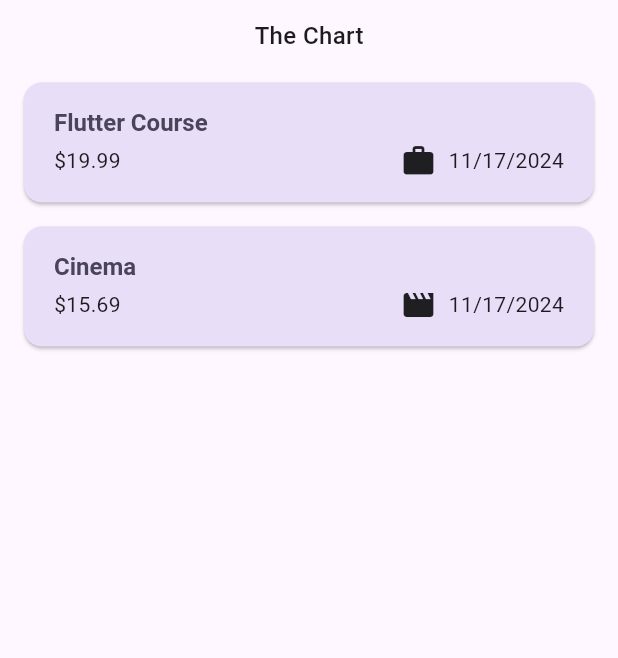
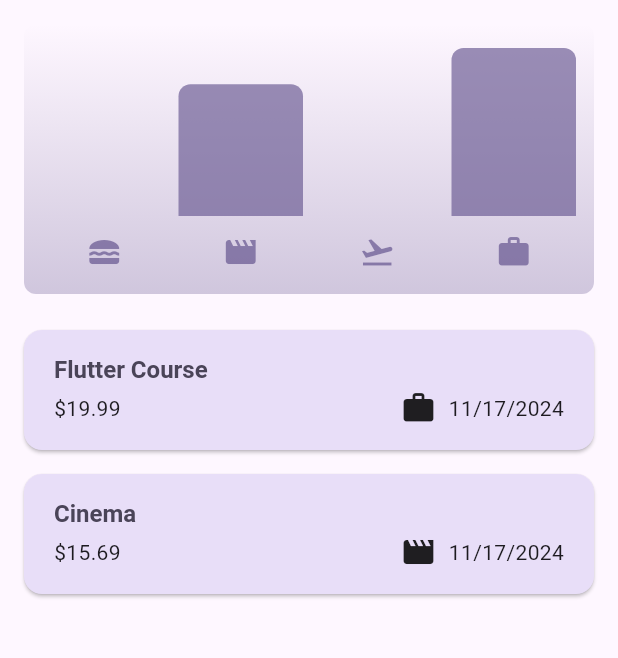
Before and after one commit to FadrialR/expense_tracker_app_flutter, a Flutter app: the screen it shows after launch, on a phone screen of 412 x 824 dp, the part 84-742 px from its top. Run offline on Flutter 3.47's test engine with Material 3 defaults, Android fonts, the phone set to English and light mode, and no system bars.

Commit message:
Adding chart widgets

```diff
--- /dev/null
+++ b/lib/widgets/chart/chart.dart
@@ -0,0 +1,94 @@
+import 'package:expense_tracker_app/models/expense.dart';
+import 'package:expense_tracker_app/widgets/chart/chart_bar..dart';
+import 'package:flutter/material.dart';
+
+class Chart extends StatelessWidget {
+  const Chart({super.key, required this.expenses});
+
+  final List<Expense> expenses;
+
+  List<ExpenseBucket> get buckets {
+    return [
+      ExpenseBucket.forCategory(expenses, Category.food),
+      ExpenseBucket.forCategory(expenses, Category.leisure),
+      ExpenseBucket.forCategory(expenses, Category.travel),
+      ExpenseBucket.forCategory(expenses, Category.work),
+    ];
+  }
+
+  double get maxTotalExpense {
+    double maxTotalExpense = 0;
+
+    for (final bucket in buckets) {
+      if (bucket.totalExpenses > maxTotalExpense) {
+        maxTotalExpense = bucket.totalExpenses;
+      }
+    }
+
+    return maxTotalExpense;
+  }
+
+  @override
+  Widget build(BuildContext context) {
+    final isDarkMode =
+        MediaQuery.of(context).platformBrightness == Brightness.dark;
+    return Container(
+      margin: const EdgeInsets.all(16),
+      padding: const EdgeInsets.symmetric(
+        vertical: 16,
+        horizontal: 8,
+      ),
+      width: double.infinity,
+      height: 180,
+      decoration: BoxDecoration(
+        borderRadius: BorderRadius.circular(8),
+        gradient: LinearGradient(
+          colors: [
+            Theme.of(context).colorScheme.primary.withOpacity(0.3),
+            Theme.of(context).colorScheme.primary.withOpacity(0.0)
+          ],
+          begin: Alignment.bottomCenter,
+          end: Alignment.topCenter,
+        ),
+      ),
+      child: Column(
+        children: [
+          Expanded(
+            child: Row(
+              crossAxisAlignment: CrossAxisAlignment.end,
+              children: [
+                for (final bucket in buckets) // alternative to map()
+                  ChartBar(
+                    fill: bucket.totalExpenses == 0
+                        ? 0
+                        : bucket.totalExpenses / maxTotalExpense,
+                  )
+              ],
+            ),
+          ),
+          const SizedBox(height: 12),
+          Row(
+            children: buckets
+                .map(
+                  (bucket) => Expanded(
+                    child: Padding(
+                      padding: const EdgeInsets.symmetric(horizontal: 4),
+                      child: Icon(
+                        categoryIcons[bucket.category],
+                        color: isDarkMode
+                            ? Theme.of(context).colorScheme.secondary
+                            : Theme.of(context)
+                                .colorScheme
+                                .primary
+                                .withOpacity(0.7),
+                      ),
+                    ),
+                  ),
+                )
+                .toList(),
+          )
+        ],
+      ),
+    );
+  }
+}
--- /dev/null
+++ b/lib/widgets/chart/chart_bar..dart
@@ -0,0 +1,34 @@
+import 'package:flutter/material.dart';
+
+class ChartBar extends StatelessWidget {
+  const ChartBar({
+    super.key,
+    required this.fill,
+  });
+
+  final double fill;
+
+  @override
+  Widget build(BuildContext context) {
+    final isDarkMode =
+        MediaQuery.of(context).platformBrightness == Brightness.dark;
+    return Expanded(
+      child: Padding(
+        padding: const EdgeInsets.symmetric(horizontal: 4),
+        child: FractionallySizedBox(
+          heightFactor: fill,
+          child: DecoratedBox(
+            decoration: BoxDecoration(
+              shape: BoxShape.rectangle,
+              borderRadius:
+                  const BorderRadius.vertical(top: Radius.circular(8)),
+              color: isDarkMode
+                  ? Theme.of(context).colorScheme.secondary
+                  : Theme.of(context).colorScheme.primary.withOpacity(0.65),
+            ),
+          ),
+        ),
+      ),
+    );
+  }
+}
--- a/lib/widgets/expenses.dart
+++ b/lib/widgets/expenses.dart
@@ -1,4 +1,5 @@
 import 'package:expense_tracker_app/models/expense.dart';
+import 'package:expense_tracker_app/widgets/chart/chart.dart';
 import 'package:expense_tracker_app/widgets/expenses_list/expenses_list.dart';
 import 'package:expense_tracker_app/widgets/new_expense.dart';
 import 'package:flutter/material.dart';
@@ -92,16 +93,7 @@ class _ExpensesState extends State<Expenses> {
       ),
       body: Column(
         children: [
-          const Padding(
-            padding: const EdgeInsets.symmetric(vertical: 12),
-            child: const Text(
-              'The Chart',
-              style: TextStyle(
-                fontWeight: FontWeight.w500,
-                fontSize: 16,
-              ),
-            ),
-          ),
+          Chart(expenses: _registeredExpenses),
           Expanded(child: mainContent)
         ],
       ),
```
